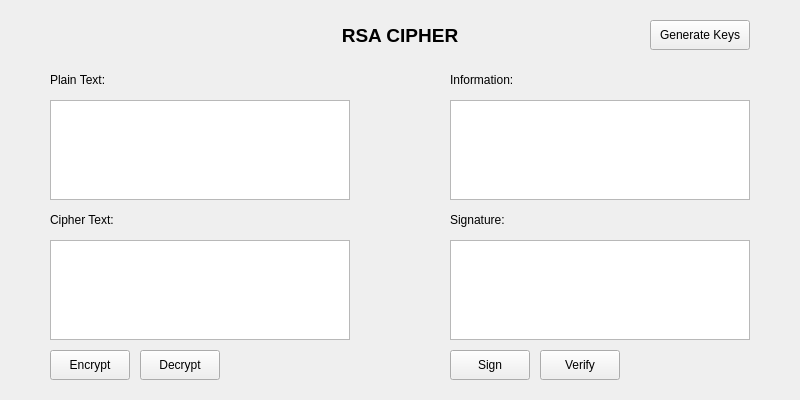
Old version of the form lab-03/ui/rsa.ui in the repository VUHODEV/bmtt-nc-hutech-2280603726.
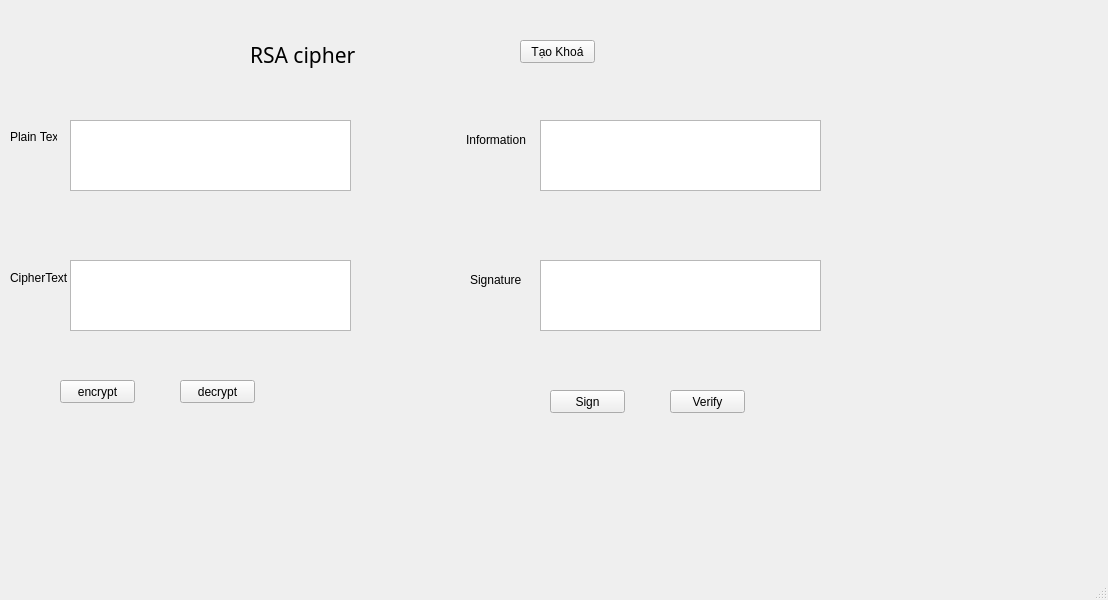
New version of the form.

Diff of the .ui file:
```diff
--- a/lab-03/ui/rsa.ui
+++ b/lab-03/ui/rsa.ui
@@ -6,8 +6,8 @@
    <rect>
     <x>0</x>
     <y>0</y>
-    <width>800</width>
-    <height>400</height>
+    <width>1108</width>
+    <height>600</height>
    </rect>
   </property>
   <property name="windowTitle">
@@ -17,186 +17,194 @@
    <widget class="QLabel" name="label">
     <property name="geometry">
      <rect>
-      <x>300</x>
-      <y>20</y>
-      <width>200</width>
-      <height>30</height>
+      <x>10</x>
+      <y>130</y>
+      <width>47</width>
+      <height>13</height>
+     </rect>
+    </property>
+    <property name="text">
+     <string>Plain Text</string>
+    </property>
+   </widget>
+   <widget class="QLabel" name="label_3">
+    <property name="geometry">
+     <rect>
+      <x>10</x>
+      <y>270</y>
+      <width>61</width>
+      <height>16</height>
+     </rect>
+    </property>
+    <property name="text">
+     <string>CipherText</string>
+    </property>
+   </widget>
+   <widget class="QLabel" name="label_4">
+    <property name="geometry">
+     <rect>
+      <x>250</x>
+      <y>30</y>
+      <width>191</width>
+      <height>51</height>
      </rect>
     </property>
     <property name="font">
      <font>
-      <pointsize>14</pointsize>
-      <weight>75</weight>
-      <bold>true</bold>
+      <family>Lucida Sans Unicode</family>
+      <pointsize>16</pointsize>
      </font>
     </property>
-    <property name="text">
-     <string>RSA CIPHER</string>
+    <property name="focusPolicy">
+     <enum>Qt::WheelFocus</enum>
     </property>
-    <property name="alignment">
-     <set>Qt::AlignCenter</set>
-    </property>
-   </widget>
-   <widget class="QPushButton" name="btn_gen_keys">
-    <property name="geometry">
-     <rect>
-      <x>650</x>
-      <y>20</y>
-      <width>100</width>
-      <height>30</height>
-     </rect>
-    </property>
     <property name="text">
-     <string>Generate Keys</string>
-    </property>
-   </widget>
-   <!-- Left side - Encryption/Decryption -->
-   <widget class="QLabel" name="label_plain">
-    <property name="geometry">
-     <rect>
-      <x>50</x>
-      <y>70</y>
-      <width>80</width>
-      <height>20</height>
-     </rect>
-    </property>
-    <property name="text">
-     <string>Plain Text:</string>
-    </property>
-   </widget>
-   <widget class="QTextEdit" name="txt_plain_text">
-    <property name="geometry">
-     <rect>
-      <x>50</x>
-      <y>100</y>
-      <width>300</width>
-      <height>100</height>
-     </rect>
-    </property>
-   </widget>
-   <widget class="QLabel" name="label_cipher">
-    <property name="geometry">
-     <rect>
-      <x>50</x>
-      <y>210</y>
-      <width>80</width>
-      <height>20</height>
-     </rect>
-    </property>
-    <property name="text">
-     <string>Cipher Text:</string>
-    </property>
-   </widget>
-   <widget class="QTextEdit" name="txt_cipher_text">
-    <property name="geometry">
-     <rect>
-      <x>50</x>
-      <y>240</y>
-      <width>300</width>
-      <height>100</height>
-     </rect>
+     <string>RSA cipher</string>
     </property>
    </widget>
    <widget class="QPushButton" name="btn_encrypt">
     <property name="geometry">
      <rect>
-      <x>50</x>
-      <y>350</y>
-      <width>80</width>
-      <height>30</height>
+      <x>60</x>
+      <y>380</y>
+      <width>75</width>
+      <height>23</height>
      </rect>
     </property>
     <property name="text">
-     <string>Encrypt</string>
+     <string>encrypt</string>
     </property>
    </widget>
    <widget class="QPushButton" name="btn_decrypt">
     <property name="geometry">
      <rect>
-      <x>140</x>
-      <y>350</y>
-      <width>80</width>
-      <height>30</height>
+      <x>180</x>
+      <y>380</y>
+      <width>75</width>
+      <height>23</height>
      </rect>
     </property>
     <property name="text">
-     <string>Decrypt</string>
+     <string>decrypt</string>
     </property>
    </widget>
-   <!-- Right side - Signing/Verification -->
-   <widget class="QLabel" name="label_info">
+   <widget class="QTextEdit" name="txt_cipher_text">
     <property name="geometry">
      <rect>
-      <x>450</x>
-      <y>70</y>
-      <width>80</width>
-      <height>20</height>
+      <x>70</x>
+      <y>260</y>
+      <width>281</width>
+      <height>71</height>
      </rect>
     </property>
-    <property name="text">
-     <string>Information:</string>
-    </property>
    </widget>
-   <widget class="QTextEdit" name="txt_info">
+   <widget class="QTextEdit" name="txt_plain_text">
     <property name="geometry">
      <rect>
-      <x>450</x>
-      <y>100</y>
-      <width>300</width>
-      <height>100</height>
+      <x>70</x>
+      <y>120</y>
+      <width>281</width>
+      <height>71</height>
      </rect>
     </property>
    </widget>
-   <widget class="QLabel" name="label_sign">
-    <property name="geometry">
-     <rect>
-      <x>450</x>
-      <y>210</y>
-      <width>80</width>
-      <height>20</height>
-     </rect>
-    </property>
-    <property name="text">
-     <string>Signature:</string>
-    </property>
-   </widget>
    <widget class="QTextEdit" name="txt_sign">
     <property name="geometry">
      <rect>
-      <x>450</x>
-      <y>240</y>
-      <width>300</width>
-      <height>100</height>
+      <x>540</x>
+      <y>260</y>
+      <width>281</width>
+      <height>71</height>
      </rect>
     </property>
    </widget>
-   <widget class="QPushButton" name="btn_sign">
+   <widget class="QTextEdit" name="txt_infor">
     <property name="geometry">
      <rect>
-      <x>450</x>
-      <y>350</y>
-      <width>80</width>
-      <height>30</height>
+      <x>540</x>
+      <y>120</y>
+      <width>281</width>
+      <height>71</height>
      </rect>
     </property>
+   </widget>
+   <widget class="QLabel" name="label_2">
+    <property name="geometry">
+     <rect>
+      <x>466</x>
+      <y>130</y>
+      <width>61</width>
+      <height>20</height>
+     </rect>
+    </property>
     <property name="text">
-     <string>Sign</string>
+     <string>Information</string>
+    </property>
+   </widget>
+   <widget class="QLabel" name="label_5">
+    <property name="geometry">
+     <rect>
+      <x>470</x>
+      <y>270</y>
+      <width>71</width>
+      <height>20</height>
+     </rect>
+    </property>
+    <property name="text">
+     <string>Signature</string>
+    </property>
+   </widget>
+   <widget class="QPushButton" name="btn_gen_key">
+    <property name="geometry">
+     <rect>
+      <x>520</x>
+      <y>40</y>
+      <width>75</width>
+      <height>23</height>
+     </rect>
+    </property>
+    <property name="text">
+     <string>Tạo Khoá</string>
     </property>
    </widget>
    <widget class="QPushButton" name="btn_verify">
     <property name="geometry">
      <rect>
-      <x>540</x>
-      <y>350</y>
-      <width>80</width>
-      <height>30</height>
+      <x>670</x>
+      <y>390</y>
+      <width>75</width>
+      <height>23</height>
      </rect>
     </property>
     <property name="text">
      <string>Verify</string>
     </property>
    </widget>
+   <widget class="QPushButton" name="btn_sign">
+    <property name="geometry">
+     <rect>
+      <x>550</x>
+      <y>390</y>
+      <width>75</width>
+      <height>23</height>
+     </rect>
+    </property>
+    <property name="text">
+     <string>Sign</string>
+    </property>
+   </widget>
   </widget>
+  <widget class="QMenuBar" name="menubar">
+   <property name="geometry">
+    <rect>
+     <x>0</x>
+     <y>0</y>
+     <width>1108</width>
+     <height>21</height>
+    </rect>
+   </property>
+  </widget>
+  <widget class="QStatusBar" name="statusbar"/>
  </widget>
  <resources/>
  <connections/>
```
Left out of the diff: 4 changed lines with no effect on the pictures.
